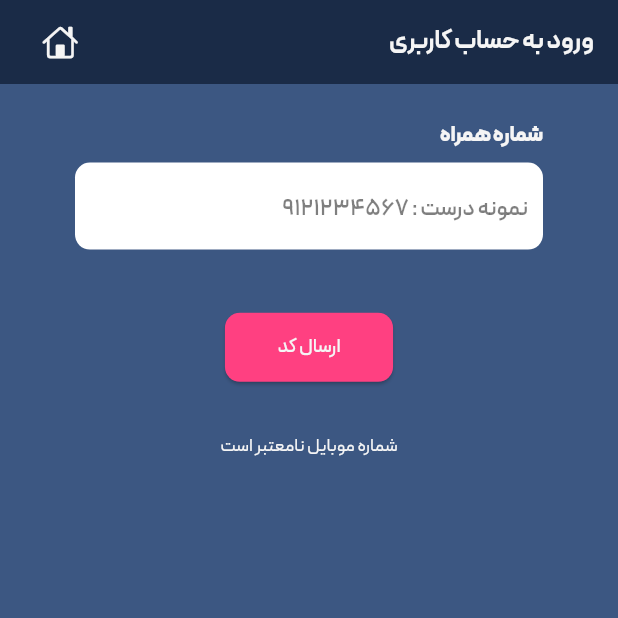
After one commit to mhq1368/MusicPlayerApp, a Flutter app: the SmsVerifyPage screen opened directly, after a tap on "ارسال کد", on a phone screen of 412 x 824 dp, the top half of it. The commit adds this screen. Run offline on Flutter 3.47's test engine with Material 3 defaults, Android fonts, the phone set to English and light mode, and no system bars; our stand-ins replace audio_video_progress_bar, cached_network_image, dio, flutter_spinkit, flutter_svg, get and 2 more; accounts and stored records are empty; network calls fail.

Commit message:
SMSVerifySenCodeChange FixOtherProblems

```diff
--- a/lib/Constant/url_const.dart
+++ b/lib/Constant/url_const.dart
@@ -1,6 +1,6 @@
 class UrlConst {
-  // static String baseapi = "http://192.168.0.105:5133/api/";
-  static String baseapi = "http://apimusicplayer.mahfannavar.ir/api/";
+  static String baseapi = "http://192.168.188.100:5133/api/";
+  // static String baseapi = "http://apimusicplayer.mahfannavar.ir/api/";
   // static const String apiurl = 'http://10.0.2.2:5129/api/Podcast'; //لوکال هاست و نمایش روی وب
   static String apiurl =
       '${baseapi}Singers'; //لوکال هاست و نمایش در دیوایس واقعی
--- /dev/null
+++ b/lib/Controllers/sms_verify_controller.dart
@@ -0,0 +1,70 @@
+import 'dart:async';
+import 'package:dio/dio.dart';
+import 'package:get/get.dart';
+import 'package:music_player_app/Services/dio_connection.dart';
+import '../constant/url_const.dart'; // مسیر درست رو تنظیم کن
+
+class SmsVerifyController extends GetxController {
+  var isLoading = false.obs;
+  var resultMessage = ''.obs;
+  var remainSeconds = 0.obs;
+  Timer? _timer;
+
+  void startTimer() {
+    remainSeconds.value = 60;
+    _timer?.cancel();
+    _timer = Timer.periodic(Duration(seconds: 1), (timer) {
+      if (remainSeconds.value > 0) {
+        remainSeconds.value--;
+      } else {
+        timer.cancel();
+      }
+    });
+  }
+
+  Future<void> sendVerificationCode(String mobileNumber) async {
+    if (mobileNumber.isEmpty || mobileNumber.length != 10) {
+      resultMessage.value = "شماره موبایل نامعتبر است";
+      return;
+    }
+
+    isLoading.value = true;
+    resultMessage.value = '';
+
+    // try {
+    try {
+      final response =
+          await DioServices().postMethod(UrlConst.sendCodeToUser, mobileNumber);
+      resultMessage.value = response.data['message'] ?? 'کد تایید ارسال شد';
+      startTimer();
+    } on DioException catch (e) {
+      resultMessage.value = _handleDioError(e);
+    } catch (e) {
+      resultMessage.value = 'خطای غیرمنتظره: $e';
+    } finally {
+      isLoading.value = false;
+    }
+
+    isLoading.value = false;
+  }
+
+  String _handleDioError(DioException e) {
+    switch (e.type) {
+      case DioExceptionType.connectionTimeout:
+        return 'زمان اتصال به پایان رسید';
+      case DioExceptionType.sendTimeout:
+        return 'خطا در ارسال اطلاعات';
+      case DioExceptionType.receiveTimeout:
+        return 'دریافت اطلاعات طول کشید';
+      case DioExceptionType.badResponse:
+        return 'پاسخ نامعتبر از سرور';
+      case DioExceptionType.cancel:
+        return 'درخواست لغو شد';
+      case DioExceptionType.connectionError:
+        return 'خطا در اتصال به اینترنت';
+      case DioExceptionType.unknown:
+      default:
+        return 'خطای نامشخص: ${e.message}';
+    }
+  }
+}
--- a/lib/Controllers/theme_controller.dart
+++ b/lib/Controllers/theme_controller.dart
@@ -18,20 +18,33 @@ final ThemeData lightTheme = ThemeData(
             color: const Color(0xFFf5f5f5))),
     textTheme: TextTheme(
         titleSmall: TextStyle(
-          color: const Color(0xFFf5f5f5), fontFamily: "Peyda-B", fontSize: 14),
+            color: const Color(0xFFf5f5f5),
+            fontFamily: "Peyda-B",
+            fontSize: 14),
         titleLarge: TextStyle(
-          color: const Color(0xFFf5f5f5), fontSize: 17, fontFamily: "Peyda-Bo"),
+            color: const Color(0xFFf5f5f5),
+            fontSize: 17,
+            fontFamily: "Peyda-Bo"),
         labelMedium: TextStyle(
             color: Color.fromRGBO(0, 0, 0, 0.5),
             fontSize: 15,
             fontFamily: "Peyda-SB"),
         displaySmall: TextStyle(
-          color: const Color(0xFFf5f5f5), fontSize: 13, fontFamily: "Peyda-M"),
+            color: const Color(0xFFf5f5f5),
+            fontSize: 13,
+            fontFamily: "Peyda-M"),
         displayLarge: TextStyle(
-          color: const Color(0x99ffffff), fontSize: 13, fontFamily: "Peyda-M"),
+            color: const Color(0x99ffffff),
+            fontSize: 13,
+            fontFamily: "Peyda-M"),
         labelSmall: TextStyle(
-          color: const Color(0xFFf5f5f5), fontSize: 15, fontFamily: "Peyda-R"),
-    ),
+            color: const Color(0xFFf5f5f5),
+            fontSize: 15,
+            fontFamily: "Peyda-R"),
+        titleMedium: TextStyle(
+            color: const Color(0xFFf5f5f5),
+            fontSize: 12,
+            fontFamily: "Peyda-R")),
     iconTheme: IconThemeData(color: Color(0xFFf5f5f5)),
     elevatedButtonTheme: ElevatedButtonThemeData(
         style: ButtonStyle(
--- a/lib/Views/all_music_list_views.dart
+++ b/lib/Views/all_music_list_views.dart
@@ -42,6 +42,7 @@ class AllMusicsListPage extends StatelessWidget {
                       },
                       child: SvgPicture.asset(
                         Assets.icons.arrowSmallLeft,
+                        // ignore: deprecated_member_use
                         color: Colors.white,
                         height: 32,
                       )),
--- a/lib/Views/home_screen_views.dart
+++ b/lib/Views/home_screen_views.dart
@@ -2,6 +2,7 @@ import 'package:flutter/cupertino.dart';
 import 'package:flutter/material.dart';
 import 'package:get/get.dart';
 import 'package:music_player_app/Views/all_music_list_views.dart';
+import 'package:music_player_app/Views/sms_verify_code_view.dart';
 import 'package:music_player_app/Widgets/Widgets_View/singers_list.dart';
 import 'package:music_player_app/Widgets/back_bottom_navbar.dart';
 import 'package:music_player_app/Widgets/bottom_navbar.dart';
@@ -36,7 +37,7 @@ class HomePage extends StatelessWidget {
                 ),
                 IconButton(
                     onPressed: () {
-                      // Get.off(() => SmsVerifyPage());
+                      Get.off(() => SmsVerifyPage());
                     },
                     icon: Icon(CupertinoIcons.profile_circled)),
               ],
--- /dev/null
+++ b/lib/Views/sms_verify_code_view.dart
@@ -0,0 +1,125 @@
+import 'package:flutter/cupertino.dart';
+import 'package:flutter/material.dart';
+import 'package:get/get.dart';
+import 'package:music_player_app/Controllers/sms_verify_controller.dart';
+import 'package:music_player_app/Views/home_screen_views.dart';
+
+class SmsVerifyPage extends StatelessWidget {
+  SmsVerifyPage({super.key});
+  final SmsVerifyController smsVC = Get.put(SmsVerifyController());
+  final TextEditingController _mobilephone = TextEditingController();
+  @override
+  Widget build(BuildContext context) {
+    var size = MediaQuery.of(context).size;
+    return Scaffold(
+      appBar: AppBar(
+        title: Row(
+          mainAxisAlignment: MainAxisAlignment.spaceBetween,
+          children: [
+            Text(
+              "ورود به حساب کاربری",
+              style: Theme.of(context).textTheme.titleLarge,
+            ),
+            IconButton(
+                onPressed: () {
+                  Get.off(() => HomePage());
+                },
+                icon: Icon(CupertinoIcons.home)),
+          ],
+        ),
+      ),
+      body: SingleChildScrollView(
+        child: SizedBox(
+          width: double.infinity,
+          height: size.height / 3,
+          child: Column(
+            mainAxisAlignment: MainAxisAlignment.center,
+            children: [
+              Padding(
+                padding: const EdgeInsets.fromLTRB(0, 0, 50, 0),
+                child: SizedBox(
+                  width: double.infinity,
+                  child: Text(
+                    "شماره همراه",
+                    style: Theme.of(context).textTheme.titleSmall,
+                  ),
+                ),
+              ),
+              SizedBox(
+                height: size.height / 100,
+              ),
+              //تکست فیلد برای ورود شماره همراه کاربر
+              Padding(
+                padding: const EdgeInsets.only(right: 50, left: 50),
+                child: Container(
+                    padding: EdgeInsets.fromLTRB(10, 5, 10, 5),
+                    width: size.width / 1,
+                    // height: size.height / 4,
+                    decoration: BoxDecoration(
+                        color: const Color.fromARGB(255, 255, 255, 255),
+                        borderRadius: BorderRadius.circular(10)),
+                    child: Obx(() {
+                      return smsVC.isLoading.value == true ||
+                              smsVC.remainSeconds.value > 0
+                          ? TextField(
+                              enabled: false,
+                              decoration: InputDecoration(
+                                  border: InputBorder.none,
+                                  hintText: "نمونه درست : 9121234567",
+                                  hintStyle:
+                                      Theme.of(context).textTheme.labelMedium),
+                              cursorColor: Colors.black45,
+                            )
+                          : TextField(
+                              controller: _mobilephone,
+                              autocorrect: true,
+                              decoration: InputDecoration(
+                                  border: InputBorder.none,
+                                  hintText: "نمونه درست : 9121234567",
+                                  hintStyle:
+                                      Theme.of(context).textTheme.labelMedium),
+                              cursorColor: Colors.black45,
+                            );
+                    })),
+              ),
+              SizedBox(
+                height: size.height / 20,
+              ),
+              //دکمه تایید ارسال کد
+              Center(
+                  child: ElevatedButton(
+                      style: Theme.of(context).elevatedButtonTheme.style,
+                      onPressed: () {
+                        if (smsVC.isLoading.value ||
+                            smsVC.remainSeconds.value > 0) {
+                          null;
+                        } else {
+                          smsVC.sendVerificationCode(_mobilephone.text);
+                        }
+                      },
+                      child: Obx(() {
+                        return smsVC.isLoading.value == true ||
+                                smsVC.remainSeconds.value > 0
+                            ? Text(
+                                smsVC.remainSeconds.value.toString(),
+                                style: Theme.of(context).textTheme.labelSmall,
+                              )
+                            : Text(
+                                "ارسال کد",
+                                style: Theme.of(context).textTheme.displaySmall,
+                              );
+                      }))),
+              SizedBox(
+                height: size.height / 25,
+              ),
+              Obx(() => Text(
+                    smsVC.resultMessage.value,
+                    style: Theme.of(context).textTheme.titleMedium,
+                  )),
+            ],
+          ),
+        ),
+      ),
+    );
+  }
+}
```
Also changed, not shown: lib/Controllers/play_audio_controller.dart (+18 -9 lines), lib/Views/play_now_music.dart (+9 -16 lines). Lines whose indentation alone changed are shown as unchanged.
